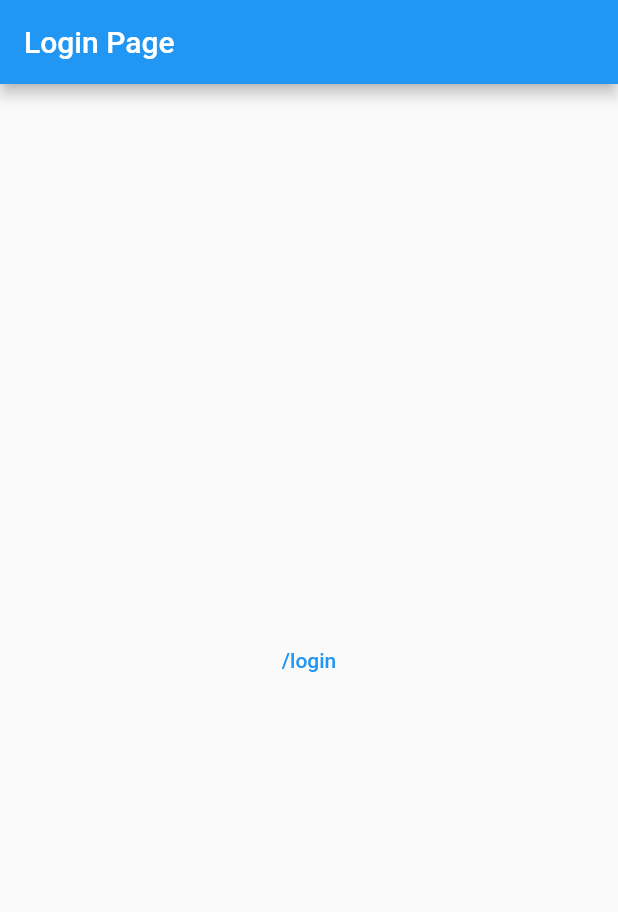
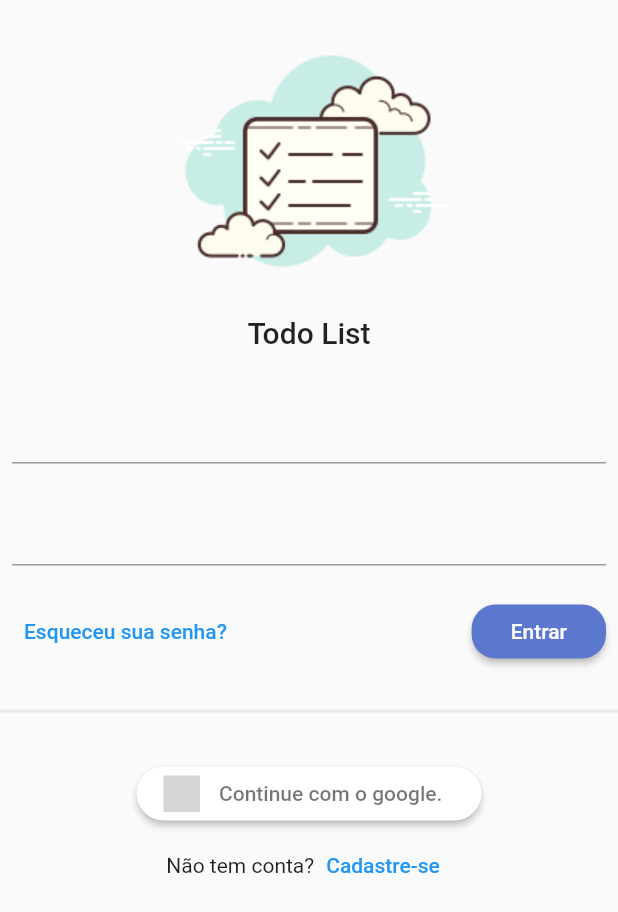
Before and after one commit to AntJoaquimDev/project_estruct_Models-Todo-List-, a Flutter app: the screen it shows after launch, on a phone screen of 412 x 824 dp. Shown: the top 912 px of the screen. Run offline on Flutter 3.47's test engine with Material 2 defaults, Android fonts, the phone set to English and light mode, and no system bars; our stand-ins replace flutter_signin_button, google_fonts, sqflite, sqflite_common, synchronized; accounts and stored records are empty; Roboto replaces fonts that are missing (Mandali); grey boxes are pictures that could not be loaded.

Commit message:
create tela_login

```diff
--- a/lib/app/app-widget.dart
+++ b/lib/app/app-widget.dart
@@ -1,5 +1,6 @@
 import 'package:flutter/material.dart';
 import 'package:todo_list_provider/app/core/databse/sqlite_adm_conection.dart';
+import 'package:todo_list_provider/app/core/ui/todo_list_theme_config.dart';
 import 'package:todo_list_provider/app/modules/auth/auth_module.dart';
 
 import 'modules/splash/splash_page.dart';
@@ -31,11 +32,12 @@ class _AppWidgetState extends State<AppWidget> {
   Widget build(BuildContext context) {
     return MaterialApp(
       title: 'Todo List Provider',
+      theme: TodoListThemeConfig.theme,
       initialRoute: '/login',
       routes: {
         ...AuthModule().routrs,
       },
-      //home: SplashPage(),
+      home: const SplashPage(),
       debugShowCheckedModeBanner: false,
     );
   }
--- /dev/null
+++ b/lib/app/core/ui/theme_extension.dart
@@ -0,0 +1,14 @@
+import 'package:flutter/material.dart';
+
+extension ThemeExtension on BuildContext {
+  Color get primaryColor => Theme.of(this).primaryColor;
+  Color get primaryColorLight => Theme.of(this).primaryColorLight;
+  Color get buttonColor => Theme.of(this).buttonColor;
+  TextTheme get textTheme => Theme.of(this).textTheme;
+
+  TextStyle get titleStyle => const TextStyle(
+        fontSize: 12,
+        fontWeight: FontWeight.bold,
+        color: Colors.grey,
+      );
+}
--- /dev/null
+++ b/lib/app/core/ui/todo_list_theme_config.dart
@@ -0,0 +1,17 @@
+import 'package:flutter/material.dart';
+import 'package:google_fonts/google_fonts.dart';
+
+class TodoListThemeConfig {
+  TodoListThemeConfig._();
+
+  static ThemeData get theme => ThemeData(
+        textTheme: GoogleFonts.mandaliTextTheme(),
+        primaryColor: const Color(0xff5C77CE),
+        primaryColorLight: const Color(0xffABC8F7),
+        elevatedButtonTheme: ElevatedButtonThemeData(
+          style: ElevatedButton.styleFrom(
+            backgroundColor: const Color(0xff5C77CE),
+          ),
+        ),
+      );
+}
--- /dev/null
+++ b/lib/app/core/widgets/todo_list_form.dart
@@ -0,0 +1,12 @@
+import 'package:flutter/material.dart';
+
+class TodoListForm extends StatelessWidget {
+  const TodoListForm({Key? key}) : super(key: key);
+
+  @override
+  Widget build(BuildContext context) {
+    return Column(
+      children: [],
+    );
+  }
+}
--- /dev/null
+++ b/lib/app/core/widgets/todo_list_logo.dart
@@ -0,0 +1,25 @@
+import 'package:flutter/material.dart';
+import 'package:todo_list_provider/app/core/ui/theme_extension.dart';
+
+class TodoListLogo extends StatelessWidget {
+  const TodoListLogo({Key? key}) : super(key: key);
+
+  @override
+  Widget build(BuildContext context) {
+    return Center(
+      child: Column(
+        mainAxisAlignment: MainAxisAlignment.center,
+        children: [
+          Image.asset(
+            'assets/images/logo.png',
+            height: 200,
+          ),
+          Text(
+            'Todo List',
+            style: context.textTheme.headline6,
+          ),
+        ],
+      ),
+    );
+  }
+}
--- a/lib/app/modules/auth/login/login_page.dart
+++ b/lib/app/modules/auth/login/login_page.dart
@@ -1,20 +1,112 @@
 import 'package:flutter/material.dart';
+import 'package:flutter_signin_button/flutter_signin_button.dart';
+import 'package:provider/provider.dart';
+import 'package:todo_list_provider/app/core/widgets/todo_list_logo.dart';
+import 'package:todo_list_provider/app/modules/auth/login/login_controller.dart';
 
 class LoginPage extends StatelessWidget {
   const LoginPage({Key? key}) : super(key: key);
 
   @override
   Widget build(BuildContext context) {
+    Provider.of<LoginController>(context);
     return Scaffold(
-      appBar: AppBar(
-        title: const Text('Login Page'),
-      ),
-      body: Center(
-        child: TextButton(
-            onPressed: () {
-              Navigator.of(context).pushNamed('/login');
-            },
-            child: Text('/login')),
+      body: LayoutBuilder(
+        builder: (contex, constraints) {
+          return SingleChildScrollView(
+            child: ConstrainedBox(
+              constraints: BoxConstraints(
+                minHeight: constraints.maxHeight,
+                maxWidth: constraints.maxWidth,
+              ),
+              child: IntrinsicHeight(
+                child: Column(
+                  mainAxisSize: MainAxisSize.min,
+                  children: [
+                    const SizedBox(height: 10),
+                    TodoListLogo(),
+                    const SizedBox(height: 20),
+                    Padding(
+                      padding: const EdgeInsets.all(8.0),
+                      child: Form(
+                        child: Column(
+                          children: [
+                            TextFormField(),
+                            const SizedBox(height: 20),
+                            TextFormField(),
+                            const SizedBox(height: 20),
+                            Row(
+                              mainAxisAlignment: MainAxisAlignment.spaceBetween,
+                              children: [
+                                TextButton(
+                                  onPressed: () {},
+                                  child: const Text('Esqueceu sua senha?'),
+                                ),
+                                const SizedBox(
+                                  height: 20,
+                                ),
+                                ElevatedButton(
+                                  onPressed: () {},
+                                  child: Padding(
+                                    padding: const EdgeInsets.all(10),
+                                    child: Text('Entrar'),
+                                  ),
+                                  style: TextButton.styleFrom(
+                                    shape: RoundedRectangleBorder(
+                                      borderRadius: BorderRadius.circular(16),
+                                    ),
+                                  ),
+                                ),
+                              ],
+                            ),
+                          ],
+                        ),
+                      ),
+                    ),
+                    const SizedBox(height: 20),
+                    Expanded(
+                      child: Container(
+                        decoration: BoxDecoration(
+                          color: const Color(0x0ff0f3f7),
+                          border: Border(
+                            top: BorderSide(
+                              width: 2,
+                              color: Colors.grey.withAlpha(50),
+                            ),
+                          ),
+                        ),
+                        child: Column(
+                          children: [
+                            const SizedBox(height: 30),
+                            SignInButton(
+                              Buttons.Google,
+                              text: 'Continue com o google.',
+                              padding: const EdgeInsets.all(5),
+                              shape: OutlineInputBorder(
+                                borderRadius: BorderRadius.circular(25),
+                                borderSide: BorderSide.none,
+                              ),
+                              onPressed: () {},
+                            ),
+                            Row(
+                              mainAxisAlignment: MainAxisAlignment.center,
+                              children: [
+                                Text('Não tem conta?'),
+                                TextButton(
+                                    onPressed: () {},
+                                    child: const Text('Cadastre-se'))
+                              ],
+                            )
+                          ],
+                        ),
+                      ),
+                    ),
+                  ],
+                ),
+              ),
+            ),
+          );
+        },
       ),
     );
   }
--- a/lib/app/modules/splash/splash_page.dart
+++ b/lib/app/modules/splash/splash_page.dart
@@ -14,7 +14,7 @@ class SplashPage extends StatelessWidget {
             onPressed: () {
               Navigator.of(context).pushNamed('/login');
             },
-            child: Text('/login')),
+            child: Text('/P/login')),
       ),
     );
   }
--- a/lib/app/moduls/auth/auth_module.dart
+++ b/lib/app/moduls/auth/auth_module.dart
@@ -1,7 +1,7 @@
 import 'package:provider/provider.dart';
 import 'package:todo_list_provider/app/core/modules/todo_list_modules.dart';
-import 'package:todo_list_provider/app/moduls/auth/login/login_controller.dart';
-import 'package:todo_list_provider/app/moduls/auth/login/login_page.dart';
+import 'package:todo_list_provider/app/modules/auth/login/login_controller.dart';
+import 'package:todo_list_provider/app/modules/auth/login/login_page.dart';
 
 class AuthModule extends TodoListModules {
   AuthModule()
--- a/lib/main.dart
+++ b/lib/main.dart
@@ -2,5 +2,5 @@ import 'package:flutter/material.dart';
 import 'package:todo_list_provider/app/app_module.dart';
 
 void main() {
-  runApp(AppModule());
+  runApp(const AppModule());
 }
```
Also changed, not shown: lib/app/core/modules/todo_list_modules.dart (+7 -4 lines), pubspec.yaml (+5 -5 lines), assets/images/create_todo_screen.png (added), assets/images/home_screen.png (added), assets/images/home_week_screen.png (added), assets/images/login_screen.png (added), assets/images/logo.png (added), assets/images/register_screen.png (added), pubspec.lock.
